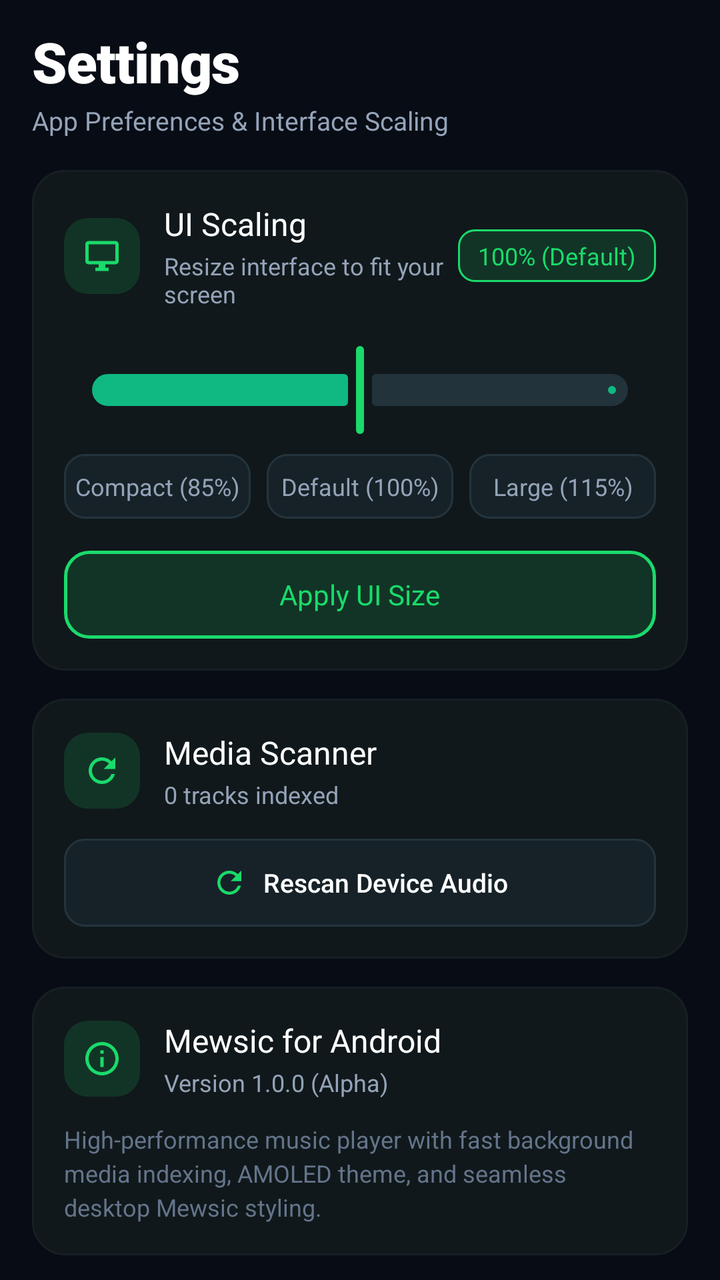
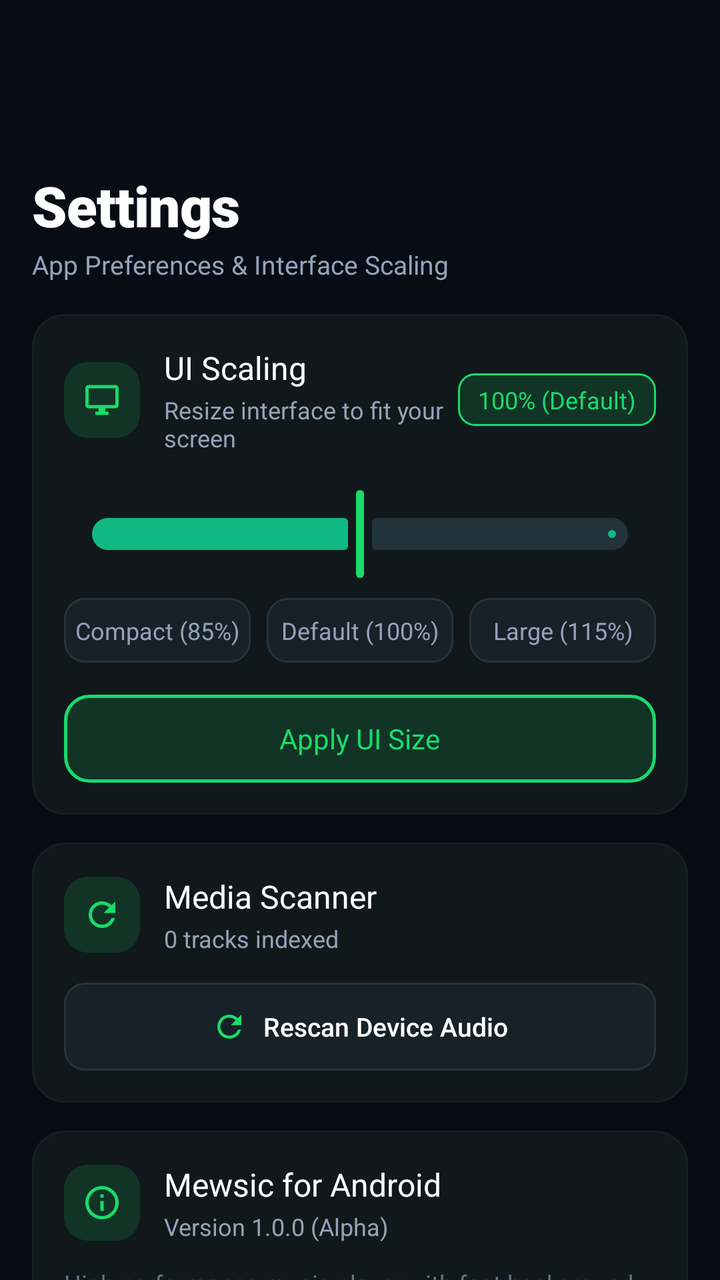

Before-and-after screenshots of an Android layout around one commit, followed by the original layout XML and the change that was made.
<!-- AndroidManifest.xml: application theme Theme.Mewsic -->
<!-- res/layout/page_settings.xml -->
<?xml version="1.0" encoding="utf-8"?>
<androidx.core.widget.NestedScrollView xmlns:android="http://schemas.android.com/apk/res/android"
    xmlns:app="http://schemas.android.com/apk/res-auto"
    xmlns:tools="http://schemas.android.com/tools"
    android:id="@+id/settingsScrollView"
    android:layout_width="match_parent"
    android:layout_height="match_parent"
    android:background="@color/background_dark"
    android:fillViewport="true"
    android:overScrollMode="never">

    <LinearLayout
        android:layout_width="match_parent"
        android:layout_height="wrap_content"
        android:orientation="vertical"
        android:paddingStart="16dp"
        android:paddingTop="12dp"
        android:paddingEnd="16dp"
        android:paddingBottom="28dp">

        
        <TextView
            android:layout_width="wrap_content"
            android:layout_height="wrap_content"
            android:fontFamily="sans-serif-black"
            android:letterSpacing="-0.01"
            android:text="Settings"
            android:textColor="@color/text_primary"
            android:textSize="28sp" />

        <TextView
            android:layout_width="wrap_content"
            android:layout_height="wrap_content"
            android:layout_marginTop="2dp"
            android:layout_marginBottom="16dp"
            android:fontFamily="sans-serif"
            android:text="App Preferences &amp; Interface Scaling"
            android:textColor="@color/text_secondary"
            android:textSize="13sp" />

        
        <LinearLayout
            android:layout_width="match_parent"
            android:layout_height="wrap_content"
            android:background="@drawable/bg_settings_card"
            android:orientation="vertical"
            android:padding="16dp">

            
            <LinearLayout
                android:layout_width="match_parent"
                android:layout_height="wrap_content"
                android:gravity="center_vertical"
                android:orientation="horizontal">

                <FrameLayout
                    android:layout_width="38dp"
                    android:layout_height="38dp"
                    android:background="@drawable/bg_stat_icon_badge">

                    <ImageView
                        android:layout_width="20dp"
                        android:layout_height="20dp"
                        android:layout_gravity="center"
                        android:src="@drawable/ic_settings_display" />
                </FrameLayout>

                <LinearLayout
                    android:layout_width="0dp"
                    android:layout_height="wrap_content"
                    android:layout_marginStart="12dp"
                    android:layout_weight="1"
                    android:orientation="vertical">

                    <TextView
                        android:layout_width="wrap_content"
                        android:layout_height="wrap_content"
                        android:fontFamily="sans-serif-bold"
                        android:text="UI Scaling"
                        android:textColor="@color/text_primary"
                        android:textSize="16sp" />

                    <TextView
                        android:layout_width="wrap_content"
                        android:layout_height="wrap_content"
                        android:layout_marginTop="2dp"
                        android:fontFamily="sans-serif"
                        android:text="Resize interface to fit your screen"
                        android:textColor="@color/text_secondary"
                        android:textSize="12sp" />
                </LinearLayout>

                <TextView
                    android:id="@+id/tvScaleValue"
                    android:layout_width="wrap_content"
                    android:layout_height="wrap_content"
                    android:background="@drawable/bg_scale_badge"
                    android:fontFamily="sans-serif-bold"
                    android:paddingStart="10dp"
                    android:paddingTop="5dp"
                    android:paddingEnd="10dp"
                    android:paddingBottom="5dp"
                    android:text="100% (Default)"
                    android:textColor="@color/tab_active_tint"
                    android:textSize="12sp" />

            </LinearLayout>

            
            <com.google.android.material.slider.Slider
                android:id="@+id/sliderUiScale"
                android:layout_width="match_parent"
                android:layout_height="wrap_content"
                android:layout_marginTop="16dp"
                android:stepSize="0.05"
                android:value="1.0"
                android:valueFrom="0.75"
                android:valueTo="1.25"
                app:thumbColor="@color/tab_active_tint"
                app:tickColorActive="@android:color/transparent"
                app:tickColorInactive="@android:color/transparent"
                app:trackColorActive="@color/brand_emerald"
                app:trackColorInactive="#22333B" />

            
            <LinearLayout
                android:layout_width="match_parent"
                android:layout_height="wrap_content"
                android:layout_marginTop="8dp"
                android:orientation="horizontal">

                <TextView
                    android:id="@+id/btnPresetCompact"
                    android:layout_width="0dp"
                    android:layout_height="wrap_content"
                    android:layout_weight="1"
                    android:background="@drawable/bg_preset_chip"
                    android:clickable="true"
                    android:focusable="true"
                    android:gravity="center"
                    android:paddingTop="8dp"
                    android:paddingBottom="8dp"
                    android:text="Compact (85%)"
                    android:textColor="@color/text_secondary"
                    android:textSize="12sp" />

                <TextView
                    android:id="@+id/btnPresetDefault"
                    android:layout_width="0dp"
                    android:layout_height="wrap_content"
                    android:layout_marginStart="8dp"
                    android:layout_weight="1"
                    android:background="@drawable/bg_preset_chip"
                    android:clickable="true"
                    android:focusable="true"
                    android:gravity="center"
                    android:paddingTop="8dp"
                    android:paddingBottom="8dp"
                    android:text="Default (100%)"
                    android:textColor="@color/text_secondary"
                    android:textSize="12sp" />

                <TextView
                    android:id="@+id/btnPresetLarge"
                    android:layout_width="0dp"
                    android:layout_height="wrap_content"
                    android:layout_marginStart="8dp"
                    android:layout_weight="1"
                    android:background="@drawable/bg_preset_chip"
                    android:clickable="true"
                    android:focusable="true"
                    android:gravity="center"
                    android:paddingTop="8dp"
                    android:paddingBottom="8dp"
                    android:text="Large (115%)"
                    android:textColor="@color/text_secondary"
                    android:textSize="12sp" />

            </LinearLayout>

            
            <FrameLayout
                android:id="@+id/btnApplyScale"
                android:layout_width="match_parent"
                android:layout_height="44dp"
                android:layout_marginTop="16dp"
                android:background="@drawable/bg_btn_apply"
                android:clickable="true"
                android:focusable="true">

                <TextView
                    android:id="@+id/tvApplyScaleText"
                    android:layout_width="wrap_content"
                    android:layout_height="wrap_content"
                    android:layout_gravity="center"
                    android:fontFamily="sans-serif-bold"
                    android:text="Apply UI Size"
                    android:textColor="@color/tab_active_tint"
                    android:textSize="14sp" />
            </FrameLayout>

        </LinearLayout>

        
        <LinearLayout
            android:layout_width="match_parent"
            android:layout_height="wrap_content"
            android:layout_marginTop="14dp"
            android:background="@drawable/bg_settings_card"
            android:orientation="vertical"
            android:padding="16dp">

            
            <LinearLayout
                android:layout_width="match_parent"
                android:layout_height="wrap_content"
                android:gravity="center_vertical"
                android:orientation="horizontal">

                <FrameLayout
                    android:layout_width="38dp"
                    android:layout_height="38dp"
                    android:background="@drawable/bg_stat_icon_badge">

                    <ImageView
                        android:layout_width="20dp"
                        android:layout_height="20dp"
                        android:layout_gravity="center"
                        android:src="@drawable/ic_settings_refresh" />
                </FrameLayout>

                <LinearLayout
                    android:layout_width="0dp"
                    android:layout_height="wrap_content"
                    android:layout_marginStart="12dp"
                    android:layout_weight="1"
                    android:orientation="vertical">

                    <TextView
                        android:layout_width="wrap_content"
                        android:layout_height="wrap_content"
                        android:fontFamily="sans-serif-bold"
                        android:text="Media Scanner"
                        android:textColor="@color/text_primary"
                        android:textSize="16sp" />

                    <TextView
                        android:id="@+id/tvSettingsTrackCount"
                        android:layout_width="wrap_content"
                        android:layout_height="wrap_content"
                        android:layout_marginTop="2dp"
                        android:fontFamily="sans-serif"
                        android:text="0 tracks indexed"
                        android:textColor="@color/text_secondary"
                        android:textSize="12sp" />
                </LinearLayout>

            </LinearLayout>

            
            <FrameLayout
                android:id="@+id/btnRescanLibrary"
                android:layout_width="match_parent"
                android:layout_height="44dp"
                android:layout_marginTop="14dp"
                android:background="@drawable/bg_preset_chip"
                android:clickable="true"
                android:focusable="true">

                <LinearLayout
                    android:layout_width="wrap_content"
                    android:layout_height="wrap_content"
                    android:layout_gravity="center"
                    android:gravity="center_vertical"
                    android:orientation="horizontal">

                    <ImageView
                        android:layout_width="18dp"
                        android:layout_height="18dp"
                        android:layout_marginEnd="8dp"
                        android:src="@drawable/ic_settings_refresh"
                        app:tint="@color/tab_active_tint" />

                    <TextView
                        android:layout_width="wrap_content"
                        android:layout_height="wrap_content"
                        android:fontFamily="sans-serif-medium"
                        android:text="Rescan Device Audio"
                        android:textColor="@color/text_primary"
                        android:textSize="13sp" />
                </LinearLayout>
            </FrameLayout>

        </LinearLayout>

        
        <LinearLayout
            android:layout_width="match_parent"
            android:layout_height="wrap_content"
            android:layout_marginTop="14dp"
            android:background="@drawable/bg_settings_card"
            android:orientation="vertical"
            android:padding="16dp">

            <LinearLayout
                android:layout_width="match_parent"
                android:layout_height="wrap_content"
                android:gravity="center_vertical"
                android:orientation="horizontal">

                <FrameLayout
                    android:layout_width="38dp"
                    android:layout_height="38dp"
                    android:background="@drawable/bg_stat_icon_badge">

                    <ImageView
                        android:layout_width="20dp"
                        android:layout_height="20dp"
                        android:layout_gravity="center"
                        android:src="@drawable/ic_settings_info" />
                </FrameLayout>

                <LinearLayout
                    android:layout_width="0dp"
                    android:layout_height="wrap_content"
                    android:layout_marginStart="12dp"
                    android:layout_weight="1"
                    android:orientation="vertical">

                    <TextView
                        android:layout_width="wrap_content"
                        android:layout_height="wrap_content"
                        android:fontFamily="sans-serif-bold"
                        android:text="Mewsic for Android"
                        android:textColor="@color/text_primary"
                        android:textSize="16sp" />

                    <TextView
                        android:layout_width="wrap_content"
                        android:layout_height="wrap_content"
                        android:layout_marginTop="2dp"
                        android:fontFamily="sans-serif"
                        android:text="Version 1.0.0 (Alpha)"
                        android:textColor="@color/text_secondary"
                        android:textSize="12sp" />
                </LinearLayout>

            </LinearLayout>

            <TextView
                android:layout_width="match_parent"
                android:layout_height="wrap_content"
                android:layout_marginTop="12dp"
                android:fontFamily="sans-serif"
                android:lineSpacingExtra="3dp"
                android:text="High-performance music player with fast background media indexing, AMOLED theme, and seamless desktop Mewsic styling."
                android:textColor="@color/text_tertiary"
                android:textSize="12sp" />

        </LinearLayout>

    </LinearLayout>

</androidx.core.widget.NestedScrollView>
<!-- resources referenced by this layout -->
<resources>
  <color name="background_dark">#080C14</color>
  <color name="brand_emerald">#10B981</color>
  <color name="tab_active_tint">#1ADA6B</color>
  <color name="text_primary">#FFFFFF</color>
  <color name="text_secondary">#94A3B8</color>
  <color name="text_tertiary">#64748B</color>
  <!-- drawable bg_btn_apply (drawable) -->
  <?xml version="1.0" encoding="utf-8"?>
  <ripple xmlns:android="http://schemas.android.com/apk/res/android"
      android:color="#401ADA6B">
      <item>
          <shape android:shape="rectangle">
              <corners android:radius="12dp" />
              <solid android:color="#123426" />
              <stroke
                  android:width="1.5dp"
                  android:color="#1ADA6B" />
          </shape>
      </item>
  </ripple>
  <!-- drawable bg_preset_chip (drawable) -->
  <?xml version="1.0" encoding="utf-8"?>
  <ripple xmlns:android="http://schemas.android.com/apk/res/android"
      android:color="#331ADA6B">
      <item>
          <shape android:shape="rectangle">
              <corners android:radius="10dp" />
              <solid android:color="#162228" />
              <stroke
                  android:width="1dp"
                  android:color="#24343D" />
          </shape>
      </item>
  </ripple>
  <!-- drawable bg_scale_badge (drawable) -->
  <?xml version="1.0" encoding="utf-8"?>
  <shape xmlns:android="http://schemas.android.com/apk/res/android"
      android:shape="rectangle">
      <corners android:radius="8dp" />
      <solid android:color="#123426" />
      <stroke
          android:width="1dp"
          android:color="#1ADA6B" />
  </shape>
  <!-- drawable bg_settings_card (drawable) -->
  <?xml version="1.0" encoding="utf-8"?>
  <shape xmlns:android="http://schemas.android.com/apk/res/android"
      android:shape="rectangle">
      <corners android:radius="16dp" />
      <solid android:color="#10181B" />
      <stroke
          android:width="1dp"
          android:color="#162024" />
  </shape>
  <!-- drawable bg_stat_icon_badge (drawable) -->
  <?xml version="1.0" encoding="utf-8"?>
  <shape xmlns:android="http://schemas.android.com/apk/res/android"
      android:shape="rectangle">
      <corners android:radius="12dp" />
      <solid android:color="#123426" />
  </shape>
  <!-- drawable ic_settings_display (drawable) -->
  <vector xmlns:android="http://schemas.android.com/apk/res/android"
      android:width="24dp"
      android:height="24dp"
      android:viewportWidth="24"
      android:viewportHeight="24">
      
      <path
          android:fillColor="#1ADA6B"
          android:pathData="M20,3H4C2.89,3 2,3.89 2,5v10c0,1.11 0.89,2 2,2h6v2H8v2h8v-2h-2v-2h6c1.11,0 2,-0.89 2,-2V5C22,3.89 21.11,3 20,3zM20,15H4V5h16V15z" />
  </vector>
  <!-- drawable ic_settings_info (drawable) -->
  <vector xmlns:android="http://schemas.android.com/apk/res/android"
      android:width="24dp"
      android:height="24dp"
      android:viewportWidth="24"
      android:viewportHeight="24">
      
      <path
          android:fillColor="#1ADA6B"
          android:pathData="M11,17h2v-6h-2v6zm1,-15C6.48,2 2,6.48 2,12s4.48,10 10,10 10,-4.48 10,-10S17.52,2 12,2zm0,18c-4.41,0 -8,-3.59 -8,-8s3.59,-8 8,-8 8,3.59 8,8 -3.59,8 -8,8zM11,9h2V7h-2v2z" />
  </vector>
  <!-- drawable ic_settings_refresh (drawable) -->
  <vector xmlns:android="http://schemas.android.com/apk/res/android"
      android:width="24dp"
      android:height="24dp"
      android:viewportWidth="24"
      android:viewportHeight="24">
      
      <path
          android:fillColor="#1ADA6B"
          android:pathData="M17.65,6.35C16.2,4.9 14.21,4 12,4c-4.42,0 -7.99,3.58 -7.99,8s3.57,8 7.99,8c3.73,0 6.84,-2.55 7.73,-6h-2.08c-0.82,2.33 -3.04,4 -5.65,4 -3.31,0 -6,-2.69 -6,-6s2.69,-6 6,-6c1.66,0 3.14,0.69 4.22,1.78L13,11h7V4l-2.35,2.35z" />
  </vector>
  <color name="status_bar_color">#080C14</color>
  <color name="nav_bar_color">#080C14</color>
  <!-- unchanged entries left out for length: 1 -->
</resources>

<!-- the commit's change to res/layout/page_settings.xml (unified diff, before → after) -->
@@ -6,17 +6,18 @@
     android:layout_width="match_parent"
     android:layout_height="match_parent"
     android:background="@color/background_dark"
+    android:clipToPadding="false"
     android:fillViewport="true"
-    android:overScrollMode="never">
+    android:overScrollMode="never"
+    android:paddingTop="84dp"
+    android:paddingBottom="94dp">
 
     <LinearLayout
         android:layout_width="match_parent"
         android:layout_height="wrap_content"
         android:orientation="vertical"
         android:paddingStart="16dp"
-        android:paddingTop="12dp"
-        android:paddingEnd="16dp"
-        android:paddingBottom="28dp">
+        android:paddingEnd="16dp">
 
         
         <TextView
